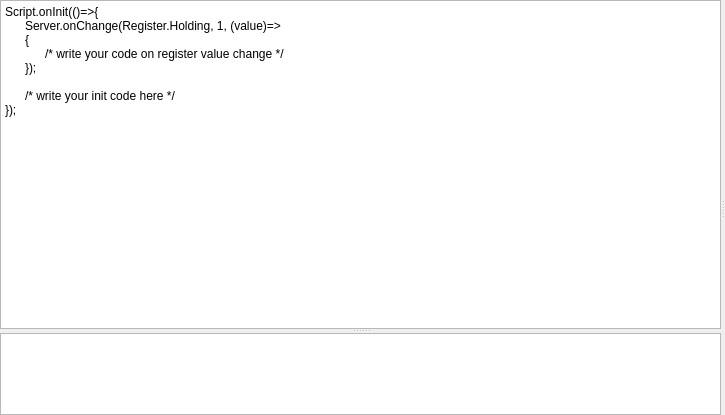
Before: the Qt Designer form omodsim/controls/scriptcontrol.ui in sanny32/OpenModSim, drawn with Qt 5.
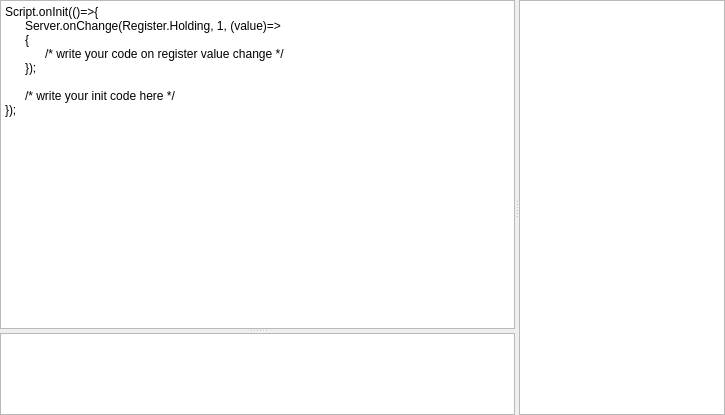
After: the same form once the commit is applied. Custom widgets are drawn as their Qt base class.

Commit message: correct help files

The edit to the form file:
```diff
--- a/omodsim/controls/scriptcontrol.ui
+++ b/omodsim/controls/scriptcontrol.ui
@@ -102,7 +102,7 @@
   </customwidget>
   <customwidget>
    <class>HelpWidget</class>
-   <extends>QStackedWidget</extends>
+   <extends>QTextBrowser</extends>
    <header>helpwidget.h</header>
    <container>1</container>
   </customwidget>
```
Left out of the diff: 1 changed line with no effect on the pictures. The commit also changes 2 other files.
